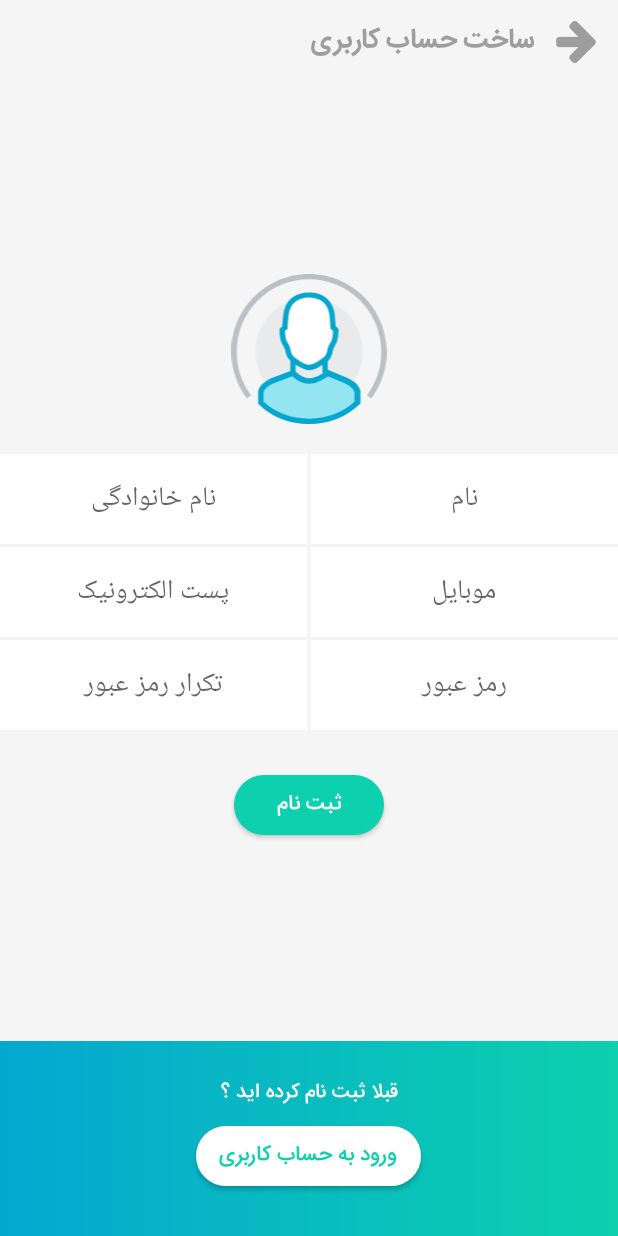
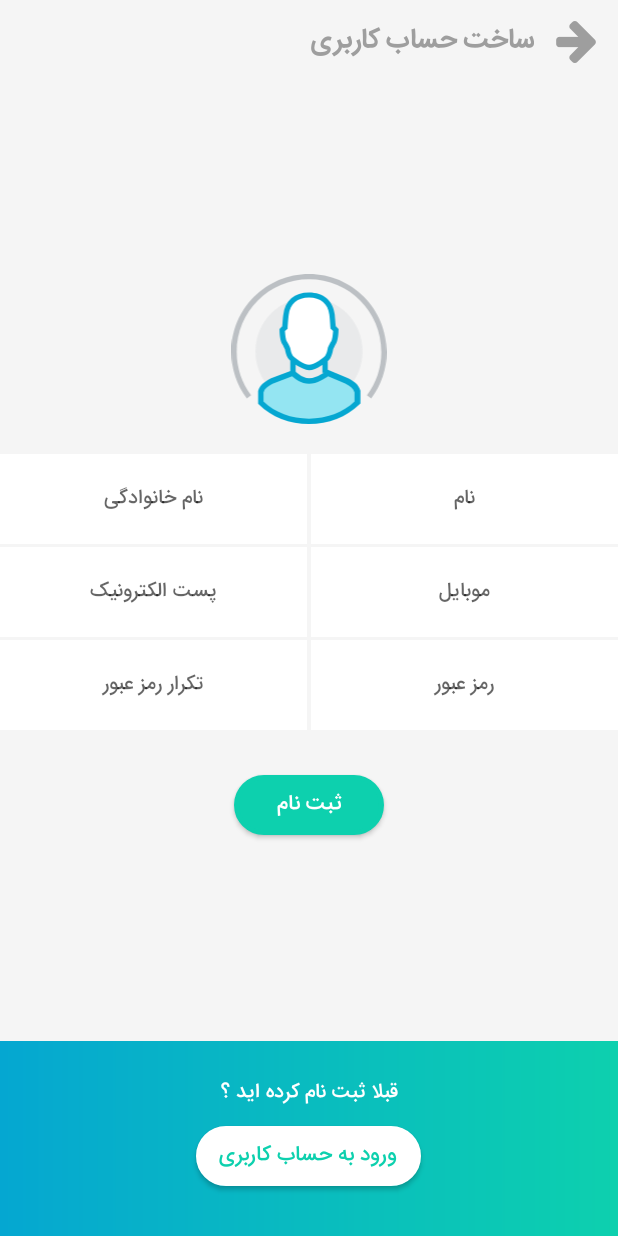
Before and after one commit to shahramfarsyabi/address_droid, an Android app: the SignUpActivity screen opened directly, with no data from a screen before it, on a phone screen of 412 x 824 dp. Run offline under Robolectric (Android 15) with nearby library versions, the phone set to English and light mode, and no system bars; libraries missing offline, so code that uses them is left out: com.loopj.android, cz.msebera.android.

Commit message:
Signin - Signup 2

```diff
--- a/app/src/main/res/layout/activity_signup.xml
+++ b/app/src/main/res/layout/activity_signup.xml
@@ -57,21 +57,23 @@
             android:layout_width="match_parent"
             android:layout_height="wrap_content"
             android:layout_marginBottom="2dp">
-            <android.support.v7.widget.AppCompatEditText
+            <ir.iraddress.www.extend.TextInputEditTextIranSans
                 android:layout_width="0dp"
                 android:layout_weight="1"
                 android:id="@+id/lastName"
                 android:hint="نام خانوادگی"
+                android:textSize="13dp"
                 android:layout_height="60dp"
                 android:textAlignment="center"
                 android:padding="10dp"
                 android:background="@color/colorWhite"
                 android:layout_marginRight="1dp" />
-            <android.support.v7.widget.AppCompatEditText
+            <ir.iraddress.www.extend.TextInputEditTextIranSans
                 android:layout_width="0dp"
                 android:layout_weight="1"
                 android:id="@+id/firstName"
                 android:hint="نام"
+                android:textSize="13dp"
                 android:layout_height="60dp"
                 android:textAlignment="center"
                 android:padding="10dp"
@@ -83,10 +85,11 @@
             android:layout_height="wrap_content"
             android:layout_marginBottom="2dp">
 
-            <android.support.v7.widget.AppCompatEditText
+            <ir.iraddress.www.extend.TextInputEditTextIranSans
                 android:layout_width="0dp"
                 android:layout_weight="1"
                 android:hint="پست الکترونیک"
+                android:textSize="13dp"
                 android:id="@+id/email"
                 android:padding="10dp"
                 android:background="@color/colorWhite"
@@ -94,11 +97,12 @@
                 android:layout_height="60dp"
                 android:layout_marginRight="1dp"/>
 
-            <android.support.v7.widget.AppCompatEditText
+            <ir.iraddress.www.extend.TextInputEditTextIranSans
                 android:layout_width="0dp"
                 android:layout_weight="1"
                 android:padding="10dp"
                 android:hint="موبایل"
+                android:textSize="13dp"
                 android:id="@+id/mobile"
                 android:background="@color/colorWhite"
                 android:layout_height="60dp"
@@ -109,21 +113,23 @@
             android:layout_width="match_parent"
             android:layout_height="wrap_content"
             android:layout_marginBottom="20dp">
-            <android.support.v7.widget.AppCompatEditText
+            <ir.iraddress.www.extend.TextInputEditTextIranSans
                 android:layout_width="0dp"
                 android:layout_weight="1"
                 android:hint="تکرار رمز عبور"
+                android:textSize="13dp"
                 android:id="@+id/password_confirmation"
                 android:padding="10dp"
                 android:background="@color/colorWhite"
                 android:layout_height="60dp"
                 android:textAlignment="center"
                 android:layout_marginRight="1dp"/>
-            <android.support.v7.widget.AppCompatEditText
+            <ir.iraddress.www.extend.TextInputEditTextIranSans
                 android:layout_width="0dp"
                 android:layout_weight="1"
                 android:padding="10dp"
                 android:hint="رمز عبور"
+                android:textSize="13dp"
                 android:id="@+id/password"
                 android:background="@color/colorWhite"
                 android:layout_height="60dp"
```
Also changed, not shown: app/src/main/res/drawable/ic_ellipsis.xml (added, +7 -0 lines), app/src/main/res/layout/activity_signin.xml (+4 -4 lines), app/src/main/res/layout/dialog_loading.xml (+11 -0 lines).
